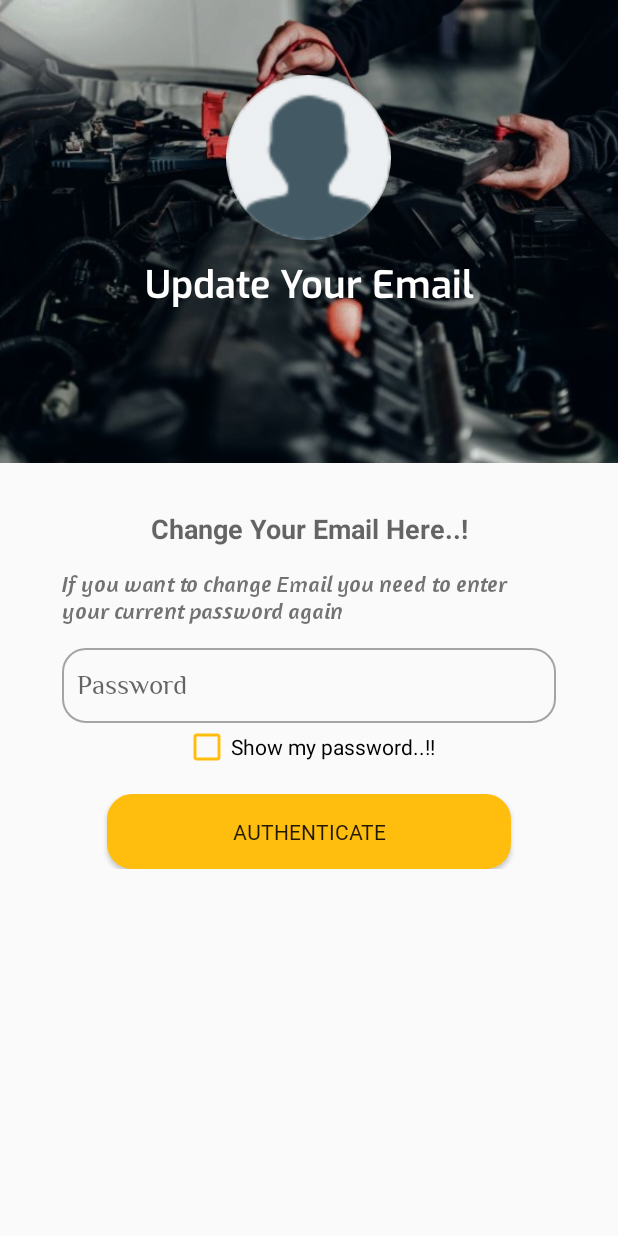
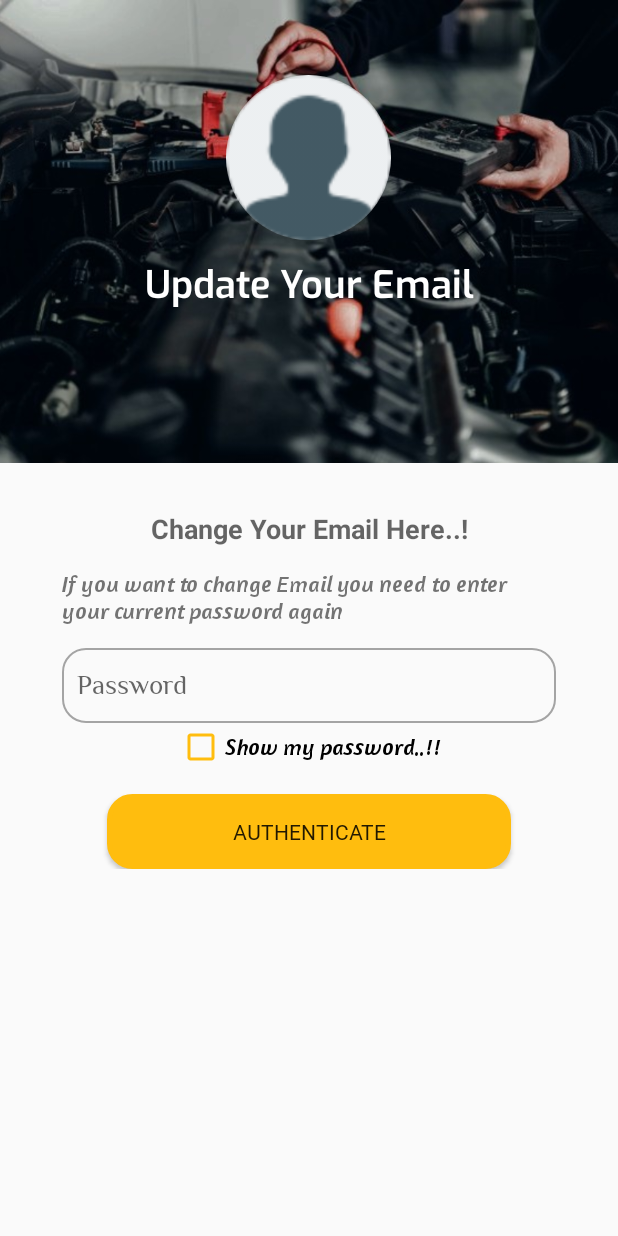
Before and after one commit to NiwanthaR/My_Mechanic_App, an Android app: the user_change_email screen opened directly, with no data from a screen before it, on a phone screen of 412 x 824 dp. Run offline under Robolectric (Android 15) with nearby library versions, the phone set to English and light mode, and no system bars; our stand-ins replace CircleImageView, Firebase (no records; nobody signed in at launch, a user with empty details on screens opened directly), Picasso; Roboto replaces fonts that are not available here.

Commit message:
Bugs Fix

```diff
--- a/app/src/main/res/layout/activity_user_change_email.xml
+++ b/app/src/main/res/layout/activity_user_change_email.xml
@@ -119,6 +119,8 @@
                 android:layout_width="wrap_content"
                 android:layout_height="wrap_content"
                 android:text="Show my password..!!"
+                android:fontFamily="@font/amaranth_italic"
+                android:textSize="15dp"
                 android:buttonTint="@color/button_colour"/>
 
             <Button
--- a/app/src/main/res/layout/activity_user_change_password.xml
+++ b/app/src/main/res/layout/activity_user_change_password.xml
@@ -119,6 +119,8 @@
                 android:layout_width="wrap_content"
                 android:layout_height="wrap_content"
                 android:text="Show my password..!!"
+                android:fontFamily="@font/amaranth_italic"
+                android:textSize="15dp"
                 android:buttonTint="@color/button_colour"/>
 
             <Button
--- a/app/src/main/res/layout/activity_user_delete_profile.xml
+++ b/app/src/main/res/layout/activity_user_delete_profile.xml
@@ -119,6 +119,8 @@
                 android:layout_width="wrap_content"
                 android:layout_height="wrap_content"
                 android:text="Show my password..!!"
+                android:fontFamily="@font/amaranth_italic"
+                android:textSize="15dp"
                 android:buttonTint="@color/button_colour"/>
 
             <Button
```
